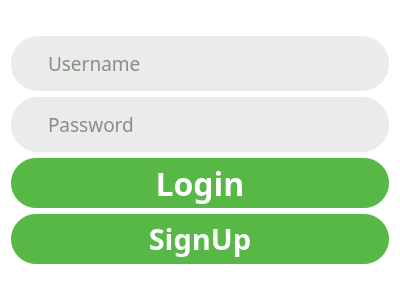
First picture: the form in ui/login.ui, repository FarazGhoreishy/Shalqam, before the edit.
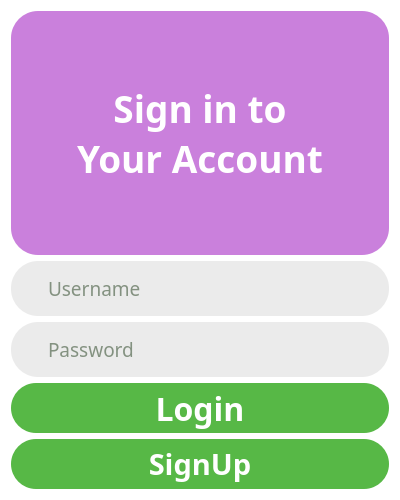
Second picture: the form after the edit. Icons and pictures are not drawn.

Diff of the .ui file:
```diff
--- a/ui/login.ui
+++ b/ui/login.ui
@@ -7,7 +7,7 @@
     <x>0</x>
     <y>0</y>
     <width>400</width>
-    <height>300</height>
+    <height>500</height>
    </rect>
   </property>
   <property name="sizePolicy">
@@ -27,6 +27,36 @@
    <string notr="true">background-color: rgb(255, 255, 255);</string>
   </property>
   <layout class="QVBoxLayout" name="verticalLayout_4">
+   <item>
+    <widget class="QLabel" name="login_message_Label">
+     <property name="font">
+      <font>
+       <family>Josefin Slab</family>
+       <pointsize>28</pointsize>
+       <weight>75</weight>
+       <bold>true</bold>
+      </font>
+     </property>
+     <property name="styleSheet">
+      <string notr="true">QLabel{
+    width: 100%;
+    height: 50px;
+    background-color: #CA80DC;
+    border-radius: 27px;
+    padding: 0 35px 0 35px;
+    color: #fff;
+    line-height: 1.2;
+}</string>
+     </property>
+     <property name="text">
+      <string>Sign in to 
+Your Account</string>
+     </property>
+     <property name="alignment">
+      <set>Qt::AlignCenter</set>
+     </property>
+    </widget>
+   </item>
    <item>
     <layout class="QVBoxLayout" name="verticalLayout_3">
      <item>
```
